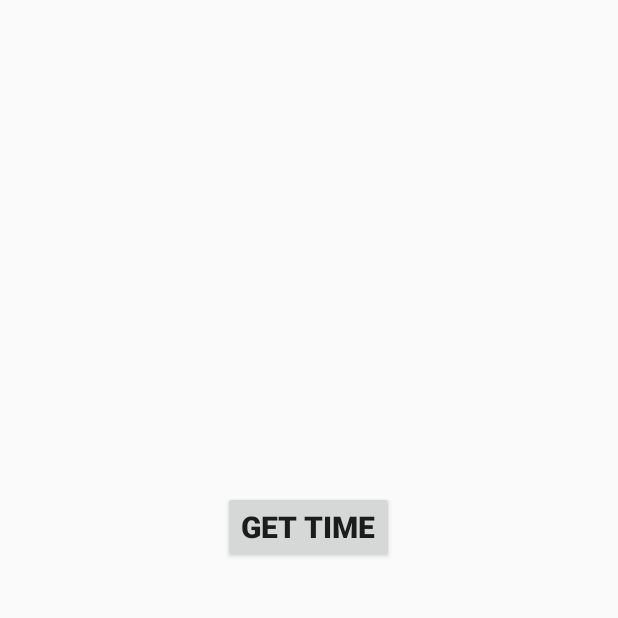
After one commit to shikharprakash008/parkingApp, an Android app: the CurrentTime screen opened directly, with no data from a screen before it, on a phone screen of 412 x 824 dp, the top half of it. The commit adds this screen. Run offline under Robolectric (Android 15) with nearby library versions, the phone set to English and light mode, and no system bars.

Commit message:
time stamp

```diff
--- a/app/src/main/AndroidManifest.xml
+++ b/app/src/main/AndroidManifest.xml
@@ -12,7 +12,8 @@
         android:roundIcon="@mipmap/ic_launcher_round"
         android:supportsRtl="true"
         android:theme="@style/AppTheme">
-        <activity android:name=".Confirmation_2"></activity>
+        <activity android:name=".CurrentTime"></activity>
+        <activity android:name=".Confirmation_2" />
         <activity android:name=".Confirmation_1" />
         <activity android:name=".bookingSlot2" />
         <activity android:name=".bookingSlot1" />
--- a/app/src/main/java/com/example/myapplication/Confirmation_1.java
+++ b/app/src/main/java/com/example/myapplication/Confirmation_1.java
@@ -10,6 +10,7 @@ import android.widget.Toast;
 public class Confirmation_1 extends AppCompatActivity {
 
     public  void success(View view){
+
 
         Toast.makeText(this, "Confirmation mail has been sent to your registered email", Toast.LENGTH_SHORT).show();
     }
--- /dev/null
+++ b/app/src/main/java/com/example/myapplication/CurrentTime.java
@@ -0,0 +1,38 @@
+package com.example.myapplication;
+
+import androidx.appcompat.app.AppCompatActivity;
+
+import android.os.Bundle;
+import android.view.View;
+import android.widget.Button;
+import android.widget.TextView;
+
+import java.text.SimpleDateFormat;
+import java.util.Calendar;
+import java.util.Date;
+
+public class CurrentTime extends AppCompatActivity {
+
+    Button getTime;
+    @Override
+    protected void onCreate(Bundle savedInstanceState) {
+        super.onCreate(savedInstanceState);
+        setContentView(R.layout.activity_current_time);
+        getTime=findViewById(R.id.getTime);
+        getTime.setOnClickListener(new View.OnClickListener() {
+            @Override
+            public void onClick(View v) {
+                Calendar calendar = Calendar.getInstance();
+                SimpleDateFormat dateFormat = new SimpleDateFormat("HH:mm:ss");
+                String time =dateFormat.format(calendar.getTime());
+                TextView textView=findViewById(R.id.dispTime);
+                textView.setText(time);
+
+
+
+
+
+            }
+        });
+    }
+}
--- a/app/src/main/java/com/example/myapplication/Payment.java
+++ b/app/src/main/java/com/example/myapplication/Payment.java
@@ -132,4 +132,5 @@ public class Payment extends AppCompatActivity {
     }
 
 
+
 }
--- a/app/src/main/java/com/example/myapplication/bookingSlot1.java
+++ b/app/src/main/java/com/example/myapplication/bookingSlot1.java
@@ -56,10 +56,10 @@ public class bookingSlot1 extends AppCompatActivity {
        startActivity(new Intent(bookingSlot1.this, Confirmation_1.class));
     }
 
-   // public void cancel(View view){
+   public void cancel(View view){
 
-     //   startActivity(new Intent(bookingSlot1.this, MainActivity.class));
-  //  }
+        startActivity(new Intent(bookingSlot1.this, MainActivity.class));
+    }
 
     @Override
     protected void onCreate(Bundle savedInstanceState) {
--- a/app/src/main/java/com/example/myapplication/loginPage.java
+++ b/app/src/main/java/com/example/myapplication/loginPage.java
@@ -35,7 +35,7 @@ import com.google.firebase.database.ValueEventListener;
 public class loginPage extends AppCompatActivity {
 
 FirebaseDatabase database;
-DatabaseReference users;
+DatabaseReference users,details;
 Button signIn,signUp;
 EditText emailText,pwdText;
 
@@ -48,6 +48,7 @@ EditText emailText,pwdText;
         //Firebase Database
         database=FirebaseDatabase.getInstance();
         users=database.getReference("Users");
+        details=database.getReference("details");
 
         emailText=findViewById(R.id.set_email);
         pwdText=findViewById(R.id.password);
@@ -59,6 +60,7 @@ EditText emailText,pwdText;
             public void onClick(View v) {
                 Intent up=new Intent(loginPage.this,registrationPage.class);
                 startActivity(up);
+
             }
         });
         signIn.setOnClickListener(new View.OnClickListener() {
--- /dev/null
+++ b/app/src/main/res/layout/activity_current_time.xml
@@ -0,0 +1,28 @@
+<?xml version="1.0" encoding="utf-8"?>
+<RelativeLayout
+    xmlns:android="http://schemas.android.com/apk/res/android"
+    xmlns:app="http://schemas.android.com/apk/res-auto"
+    xmlns:tools="http://schemas.android.com/tools"
+    android:layout_width="match_parent"
+    android:layout_height="match_parent"
+    tools:context=".CurrentTime">
+    <TextView
+        android:layout_marginTop="100dp"
+        android:id="@+id/dispTime"
+        android:layout_centerHorizontal="true"
+        android:layout_width="wrap_content"
+        android:layout_height="wrap_content"
+        android:textSize="20sp"
+        android:textStyle="bold"/>
+    <Button
+        android:layout_marginTop="200dp"
+        android:layout_below="@+id/dispTime"
+        android:id="@+id/getTime"
+        android:textStyle="bold"
+        android:textSize="20sp"
+        android:text="Get Time"
+        android:layout_centerHorizontal="true"
+        android:layout_width="wrap_content"
+        android:layout_height="wrap_content"/>
+
+</RelativeLayout>
--- a/app/src/main/res/layout/activity_splash.xml
+++ b/app/src/main/res/layout/activity_splash.xml
@@ -8,11 +8,11 @@
     android:background="@drawable/bg_main">
 
     <ImageView
-        android:id="@+id/splash"
+        android:id="@+id/parking"
         android:layout_width="330dp"
         android:layout_height="330dp"
         android:layout_marginLeft="40dp"
         android:layout_marginTop="180dp"
-        app:srcCompat="@mipmap/parking_splash" />
+        app:srcCompat="@mipmap/parking_sign" />
 
 </RelativeLayout>
```
Also changed, not shown: app/src/main/java/com/example/myapplication/MainActivity.java (+22 -0 lines), app/src/main/java/com/example/myapplication/Model/Led.java (added, +32 -0 lines), app/src/main/java/com/example/myapplication/registrationPage.java (+8 -1 lines), app/src/main/res/layout/activity_login_page.xml (+4 -4 lines).
